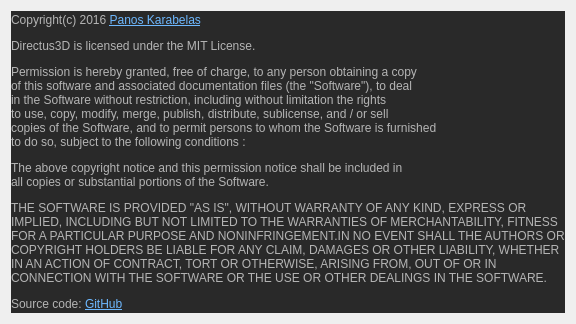
The window that Editor/AboutDialog.ui (PanosK92/SpartanEngine) describes before a commit, drawn with Qt 5.
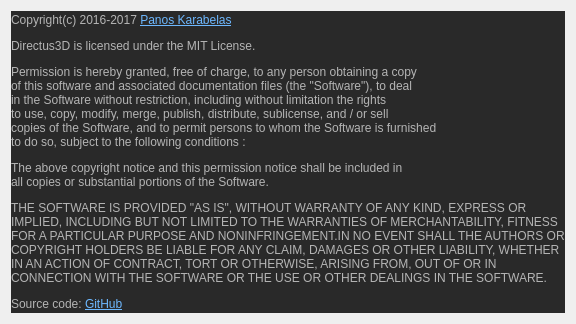
The same window after the commit. Icons and pictures are not drawn.

Commit message: Bumped copyright to 2017

```diff
--- a/Editor/AboutDialog.ui
+++ b/Editor/AboutDialog.ui
@@ -47,7 +47,7 @@
 
 &lt;img src=&quot;:/Images/icon.png&quot; align=&quot;left&quot; width=&quot;100&quot; height=&quot;100&quot;&gt;
 
-&lt;p&gt;&lt;span style=&quot; color:#b4b4b4;&quot;&gt;Copyright(c) 2016 &lt;/span&gt;&lt;a href=&quot;https://panoskarabelas.com/&quot;&gt;&lt;span style=&quot; text-decoration: underline; color:#6DB8FF;&quot;&gt;Panos Karabelas&lt;/span&gt;&lt;/a&gt;&lt;span style=&quot; color:#b4b4b4;&quot;/&gt;&lt;/p&gt;
+&lt;p&gt;&lt;span style=&quot; color:#b4b4b4;&quot;&gt;Copyright(c) 2016-2017 &lt;/span&gt;&lt;a href=&quot;https://panoskarabelas.com/&quot;&gt;&lt;span style=&quot; text-decoration: underline; color:#6DB8FF;&quot;&gt;Panos Karabelas&lt;/span&gt;&lt;/a&gt;&lt;span style=&quot; color:#b4b4b4;&quot;/&gt;&lt;/p&gt;
 
 &lt;p&gt;&lt;span style=&quot; color:#b4b4b4;&quot;&gt;Directus3D is licensed under the MIT License.&lt;/span&gt;&lt;/p&gt;
 
```
The commit also changes 1 other file.
